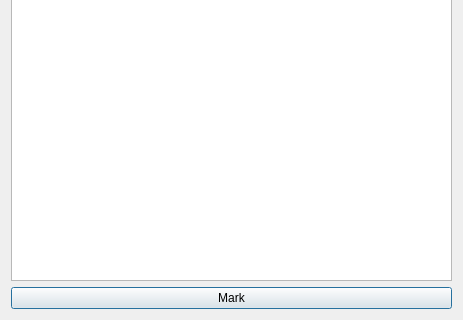
Above: Learn_Words_App_0_0_1/listwidget.ui from Sautenko-Andrey/learn_words_app before the change; both pictures show x 0 to 463 and y 159 to 479 of the 463 by 479 pixel window. Below: the same form after it.
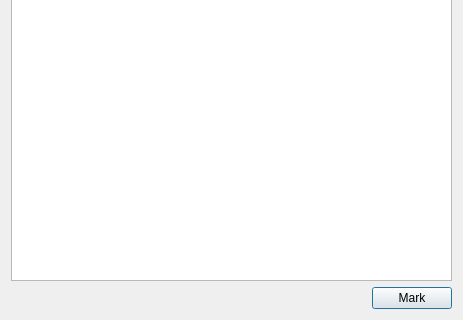
That is the form after the change.

```diff
--- a/Learn_Words_App_0_0_1/listwidget.ui
+++ b/Learn_Words_App_0_0_1/listwidget.ui
@@ -13,16 +13,37 @@
   <property name="windowTitle">
    <string>Tasks and answers</string>
   </property>
+  <layout class="QVBoxLayout" name="verticalLayout_2">
+   <item>
   <layout class="QVBoxLayout" name="verticalLayout">
    <item>
     <widget class="QListWidget" name="listWidget"/>
    </item>
    <item>
+      <layout class="QHBoxLayout" name="horizontalLayout">
+       <item>
+        <spacer name="horizontalSpacer">
+         <property name="orientation">
+          <enum>Qt::Horizontal</enum>
+         </property>
+         <property name="sizeHint" stdset="0">
+          <size>
+           <width>138</width>
+           <height>20</height>
+          </size>
+         </property>
+        </spacer>
+       </item>
+       <item>
     <widget class="QPushButton" name="markButton">
      <property name="text">
       <string>Mark</string>
      </property>
     </widget>
+       </item>
+      </layout>
+     </item>
+    </layout>
    </item>
   </layout>
  </widget>
```
Lines whose indentation alone changed are shown as unchanged.
